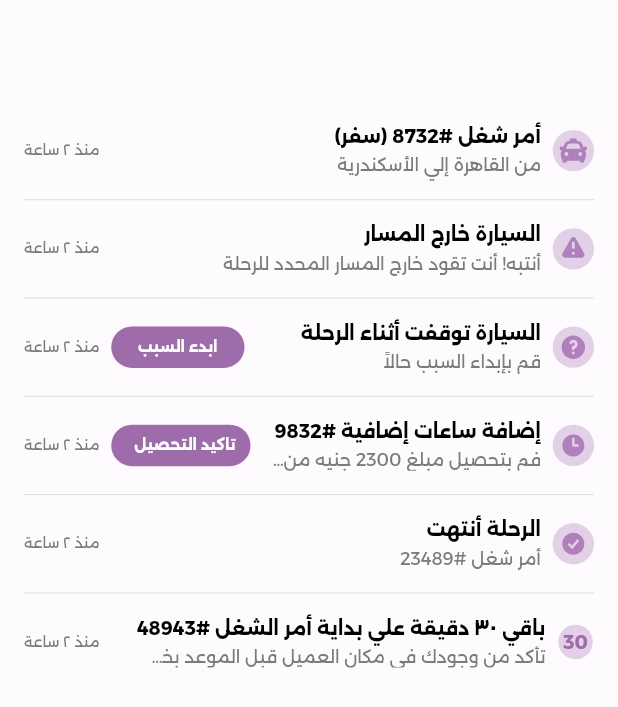
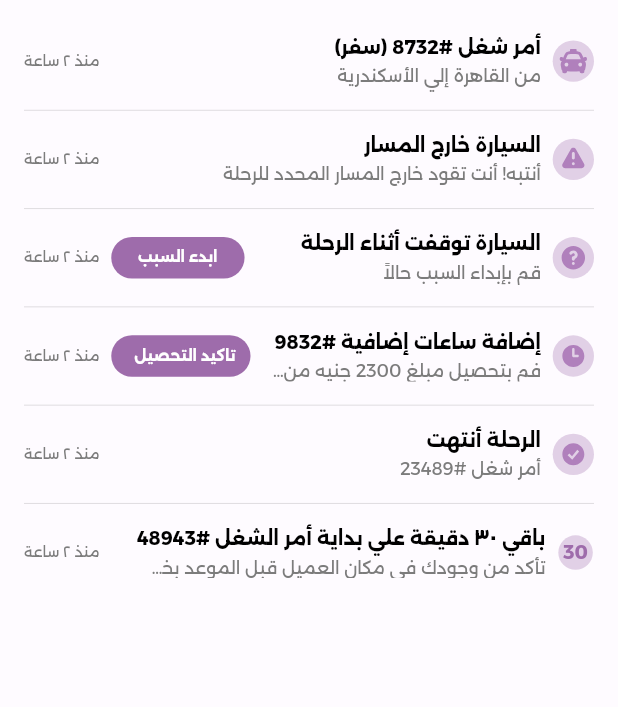
Before and after one commit to kTahaa96/go_limo_driver, a Flutter app: the NotificationCenter screen opened directly, on a phone screen of 412 x 824 dp. Shown: the top 707 px of the screen. Run offline on Flutter 3.47's test engine with Material 2 defaults, Android fonts, the phone set to English and light mode, and no system bars; our stand-ins replace animate_do, bloc, country_picker, dartz, dio, flutter_bloc and 10 more; missing offline and left inert: dash_flags, google_maps_webservice, ua_client_hints; accounts and stored records are empty.

Commit message:
finish design

```diff
--- a/lib/common/bottom_navigation_bar.dart
+++ b/lib/common/bottom_navigation_bar.dart
@@ -84,6 +84,7 @@ class _CustomBottomNavigationBarState extends State<CustomBottomNavigationBar> {
           AppText(
             label,
             color: index == widget.currentIndex ? AppColors.kPrimary : AppColors.kBlack,
+            size: index == widget.currentIndex ? 13.sp : 12.sp,
           )
         ],
       ),
--- a/lib/feature/modules/home/widgets/notification_item.dart
+++ b/lib/feature/modules/home/widgets/notification_item.dart
@@ -107,7 +107,7 @@ class NotificationItem extends StatelessWidget {
                         Navigator.pop(context);
                         BottomSheetHelper.gShowModalBottomSheet(
                           context: context,
-                          maxHeight: 330,
+                          maxHeight: 350,
                           barrierDismissible: true,
                           content: const EnterReasonView(),
                         );
--- a/lib/feature/modules/notificatiton_center/notification_center.dart
+++ b/lib/feature/modules/notificatiton_center/notification_center.dart
@@ -25,11 +25,7 @@ class _NotificationCenterState extends State<NotificationCenter> {
             final cubit = NotificationCenterCubit.of(context);
             return SingleChildScrollView(
               padding: EdgeInsets.all(16),
-              child: Column(
-                children: [
-
-                  ListView.separated(
-                      padding: EdgeInsets.only(top: 61.h),
+              child: ListView.separated(
                   shrinkWrap: true,
                   physics: const NeverScrollableScrollPhysics(),
                   itemBuilder: (context, index) {
@@ -38,9 +34,7 @@ class _NotificationCenterState extends State<NotificationCenter> {
                     );
                   },
                   separatorBuilder: (context, index) => Divider(),
-                      itemCount: cubit.notificationList.length)
-                ],
-              ),
+                  itemCount: cubit.notificationList.length),
             );
           },
         ),
--- a/lib/helpers/ui_helpers/popup_helper.dart
+++ b/lib/helpers/ui_helpers/popup_helper.dart
@@ -22,7 +22,7 @@ class PopupHelper {
             alignment: Alignment.center,
             elevation: 5,
             shape: RoundedRectangleBorder(borderRadius: BorderRadius.circular(25)),
-            content: Container(width: 388.w, child: content),
+            content: SizedBox(width: 388.w, child: content),
           ),
         );
       },
```
Lines whose indentation alone changed are shown as unchanged.
